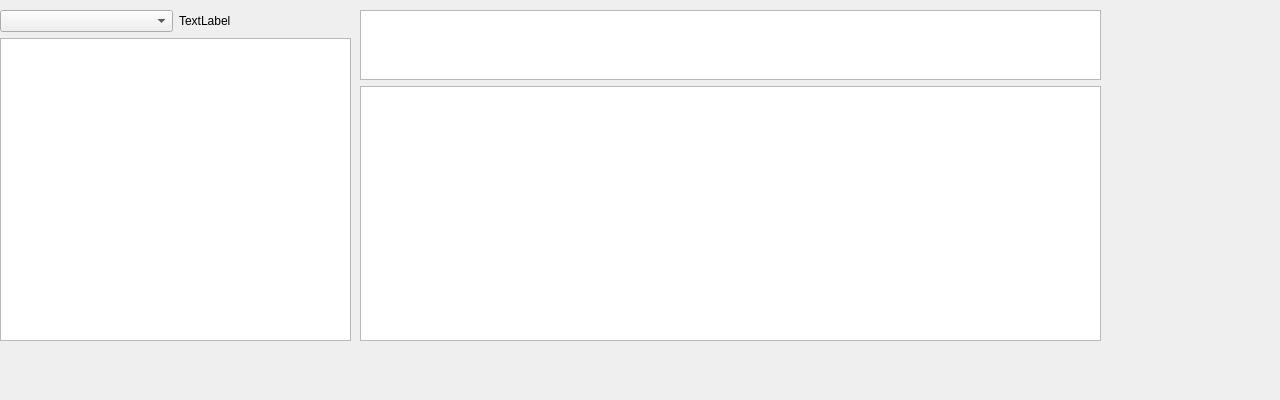
Before: the Qt Designer form KEditor/KEResourceBrowser.ui in King19931229/KApp, drawn with Qt 5.
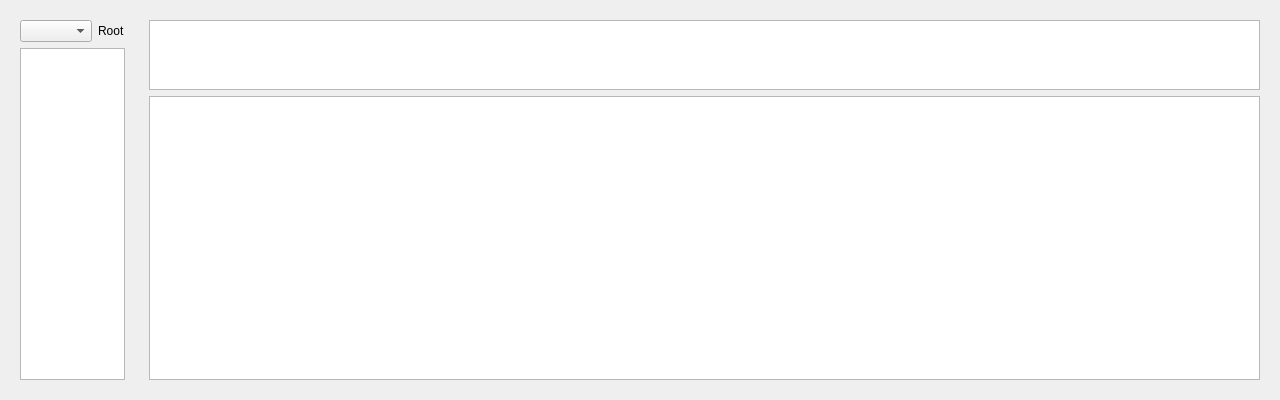
After: the same form once the commit is applied.

Patch:
```diff
--- a/KEditor/KEResourceBrowser.ui
+++ b/KEditor/KEResourceBrowser.ui
@@ -22,61 +22,9 @@
   <property name="windowTitle">
    <string/>
   </property>
-  <widget class="QWidget" name="itemWidget" native="true">
-   <property name="geometry">
-    <rect>
-     <x>360</x>
-     <y>10</y>
-     <width>741</width>
-     <height>331</height>
-    </rect>
-   </property>
-   <property name="sizePolicy">
-    <sizepolicy hsizetype="Expanding" vsizetype="Expanding">
-     <horstretch>0</horstretch>
-     <verstretch>0</verstretch>
-    </sizepolicy>
-   </property>
-   <layout class="QGridLayout" name="gridLayout_2">
-    <item row="0" column="0">
-     <layout class="QGridLayout" name="gridLayout">
-      <item row="0" column="0">
-       <layout class="QVBoxLayout" name="verticalLayout" stretch="1,99">
+  <layout class="QHBoxLayout" name="horizontalLayout_2" stretch="5,95">
         <item>
-         <widget class="QColumnView" name="pathView">
-          <property name="sizePolicy">
-           <sizepolicy hsizetype="Expanding" vsizetype="Expanding">
-            <horstretch>0</horstretch>
-            <verstretch>0</verstretch>
-           </sizepolicy>
-          </property>
-         </widget>
-        </item>
-        <item>
-         <widget class="QListView" name="itemView">
-          <property name="sizePolicy">
-           <sizepolicy hsizetype="Expanding" vsizetype="Expanding">
-            <horstretch>0</horstretch>
-            <verstretch>0</verstretch>
-           </sizepolicy>
-          </property>
-         </widget>
-        </item>
-       </layout>
-      </item>
-     </layout>
-    </item>
-   </layout>
-  </widget>
-  <widget class="QWidget" name="treeWidget" native="true">
-   <property name="geometry">
-    <rect>
-     <x>0</x>
-     <y>10</y>
-     <width>351</width>
-     <height>331</height>
-    </rect>
-   </property>
+    <widget class="QWidget" name="m_TreeWidget" native="true">
    <property name="sizePolicy">
     <sizepolicy hsizetype="Expanding" vsizetype="Expanding">
      <horstretch>0</horstretch>
@@ -97,7 +45,7 @@
         <item>
          <widget class="QLabel" name="systemLabel">
           <property name="text">
-           <string>TextLabel</string>
+             <string>Root</string>
           </property>
          </widget>
         </item>
@@ -107,6 +55,48 @@
     </item>
    </layout>
   </widget>
+   </item>
+   <item>
+    <widget class="QWidget" name="m_ItemWidget" native="true">
+     <property name="sizePolicy">
+      <sizepolicy hsizetype="Expanding" vsizetype="Expanding">
+       <horstretch>0</horstretch>
+       <verstretch>0</verstretch>
+      </sizepolicy>
+     </property>
+     <layout class="QGridLayout" name="gridLayout_2">
+      <item row="0" column="0">
+       <layout class="QGridLayout" name="gridLayout">
+        <item row="0" column="0">
+         <layout class="QVBoxLayout" name="verticalLayout" stretch="1,99">
+          <item>
+           <widget class="QColumnView" name="m_PathView">
+            <property name="sizePolicy">
+             <sizepolicy hsizetype="Expanding" vsizetype="Expanding">
+              <horstretch>0</horstretch>
+              <verstretch>0</verstretch>
+             </sizepolicy>
+            </property>
+           </widget>
+          </item>
+          <item>
+           <widget class="QListView" name="m_ItemView">
+            <property name="sizePolicy">
+             <sizepolicy hsizetype="Expanding" vsizetype="Expanding">
+              <horstretch>0</horstretch>
+              <verstretch>0</verstretch>
+             </sizepolicy>
+            </property>
+           </widget>
+          </item>
+         </layout>
+        </item>
+       </layout>
+      </item>
+     </layout>
+    </widget>
+   </item>
+  </layout>
  </widget>
  <resources/>
  <connections/>
```
Left out of the diff: 6 changed lines with no effect on the pictures. Lines whose indentation alone changed are shown as unchanged.
